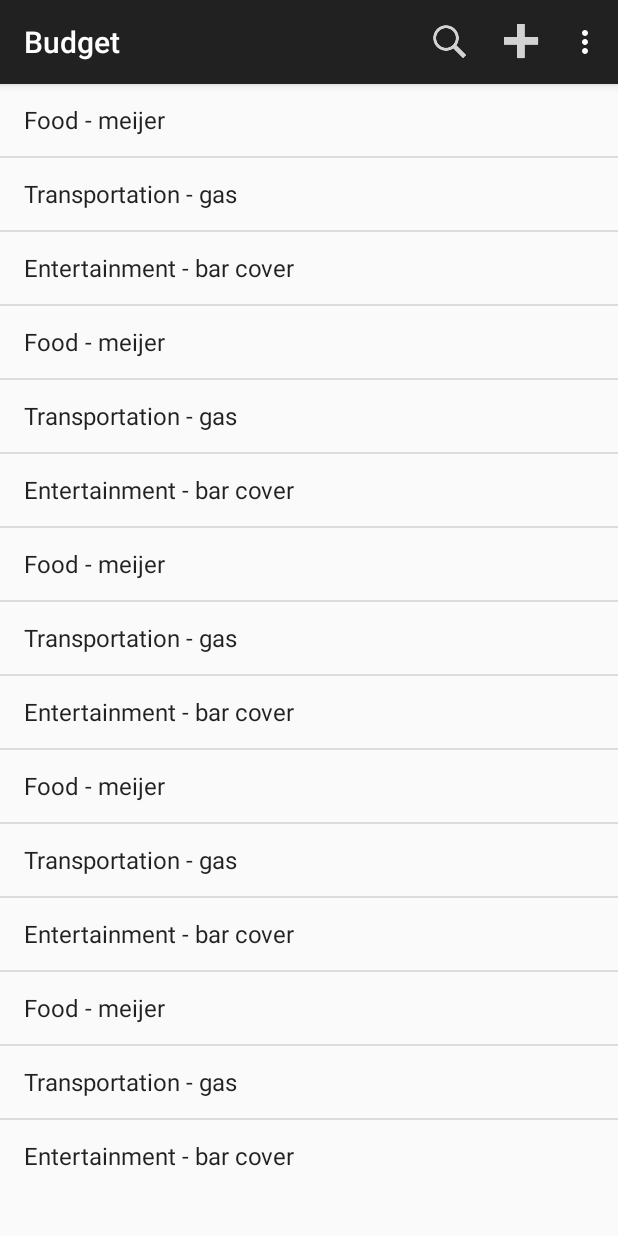
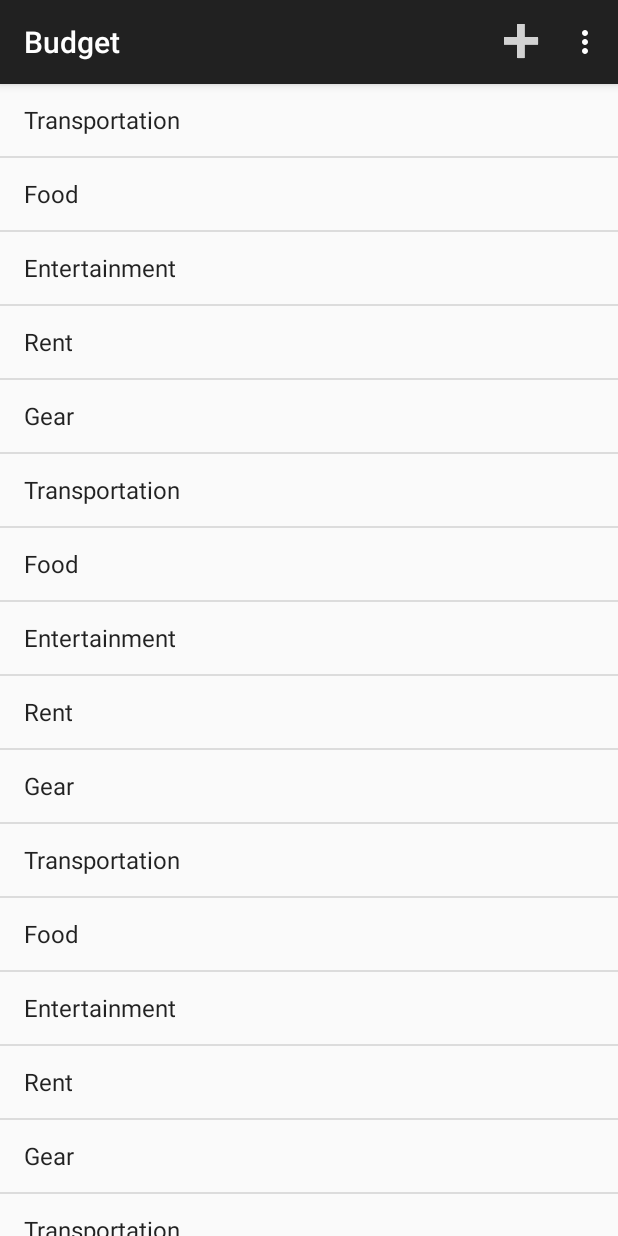
Before and after one commit to shamgang/easymoney, an Android app: the fragment CategoryListFragment placed in its activity, in the options menu, after a tap on "Settings", on a phone screen of 412 x 824 dp. Run offline under Robolectric (Android 15) with nearby library versions, the phone set to English and light mode, and no system bars; 6 statements that could not run were skipped.

Commit message:
make fragments responsible for action bar and add to back stack

```diff
--- /dev/null
+++ b/app/src/main/java/com/shamik/budget/app/BaseFullscreenFragment.java
@@ -0,0 +1,19 @@
+package com.shamik.budget.app;
+
+import android.support.v4.app.Fragment;
+
+/**
+ * Created by Shamik on 5/6/2016.
+ */
+public abstract class BaseFullscreenFragment extends Fragment {
+
+    @Override
+    public void onStart() {
+        super.onStart();
+        MainActivity mainActivity = (MainActivity)getActivity();
+        mainActivity.updateActionBar(getTitle());
+    }
+
+    protected abstract String getTitle();
+
+}
--- a/app/src/main/java/com/shamik/budget/app/CategoryListFragment.java
+++ b/app/src/main/java/com/shamik/budget/app/CategoryListFragment.java
@@ -7,11 +7,14 @@ import android.view.View;
 import android.view.ViewGroup;
 import android.widget.AdapterView;
 import android.widget.ArrayAdapter;
+import android.widget.ListView;
 
 /**
  * Created by Shamik on 5/5/2016.
  */
-public class CategoryListFragment extends ListFragment implements AdapterView.OnItemClickListener {
+public class CategoryListFragment extends BaseFullscreenFragment implements AdapterView.OnItemClickListener {
+
+    private ListView mCategoryList;
 
     @Override
     public View onCreateView(LayoutInflater inflater, ViewGroup container, Bundle savedInstanceState) {
@@ -28,8 +31,9 @@ public class CategoryListFragment extends ListFragment implements AdapterView.On
             "Rent", "Gear", "Transportation", "Food", "Entertainment",
             "Rent", "Gear", "Transportation", "Food", "Entertainment",
             "Rent", "Gear"};
-        setListAdapter(new ArrayAdapter<String>(getActivity(), android.R.layout.simple_list_item_1, budgetListItems));
-        getListView().setOnItemClickListener(this);
+        mCategoryList = (ListView)getView().findViewById(R.id.transaction_list);
+        mCategoryList.setAdapter(new ArrayAdapter<String>(getActivity(), android.R.layout.simple_list_item_1, budgetListItems));
+        mCategoryList.setOnItemClickListener(this);
     }
 
     @Override
@@ -37,4 +41,9 @@ public class CategoryListFragment extends ListFragment implements AdapterView.On
         MainActivity mainActivity = (MainActivity)getActivity();
         mainActivity.selectCategory();
     }
+
+    @Override
+    protected String getTitle() {
+        return this.getString(R.string.category_list_fragment_title);
+    }
 }
--- a/app/src/main/java/com/shamik/budget/app/MainActivity.java
+++ b/app/src/main/java/com/shamik/budget/app/MainActivity.java
@@ -84,10 +84,6 @@ public class MainActivity extends ActionBarActivity {
         // Add the fragment to the 'fragment_container' FrameLayout
         getSupportFragmentManager().beginTransaction()
                 .add(R.id.fragment_container, transactionListFragment).commit();
-
-        // set title for default fragment
-        mTitle = this.getString(R.string.transaction_list_fragment_title);
-        getActionBar().setTitle(mTitle);
     }
 
     @Override
@@ -153,11 +149,8 @@ public class MainActivity extends ActionBarActivity {
                 // Insert the fragment by replacing any existing fragment
                 getSupportFragmentManager().beginTransaction()
                         .replace(R.id.fragment_container, fragment)
+                        .addToBackStack(null)
                         .commit();
-
-                mTitle = this.getString(R.string.add_transaction_fragment_title);
-                getActionBar().setTitle(mTitle);
-                invalidateOptionsMenu();
             }
             else if(mTitle.equals(this.getString(R.string.category_list_fragment_title))) {
                 // We are on the category list, so the plus button will open a text entry modal
@@ -180,15 +173,19 @@ public class MainActivity extends ActionBarActivity {
         return super.onOptionsItemSelected(item);
     }
 
+    public void updateActionBar(String fragmentTitle) {
+        mTitle = fragmentTitle;
+        getActionBar().setTitle(mTitle);
+        invalidateOptionsMenu();
+    }
+
     public void selectTransaction() {
         // switch to ViewTransactionFragment, change title and refresh options menu
         Fragment fragment = new ViewTransactionFragment();
         getSupportFragmentManager().beginTransaction()
                 .replace(R.id.fragment_container, fragment)
+                .addToBackStack(null)
                 .commit();
-        mTitle = this.getString(R.string.view_transaction_fragment_title);
-        getActionBar().setTitle(mTitle);
-        invalidateOptionsMenu();
     }
 
     public void selectCategory() {
@@ -196,10 +193,8 @@ public class MainActivity extends ActionBarActivity {
         Fragment fragment = new TransactionListFragment();
         getSupportFragmentManager().beginTransaction()
                 .replace(R.id.fragment_container, fragment)
+                .addToBackStack(null)
                 .commit();
-        mTitle = this.getString(R.string.transaction_list_fragment_title);
-        getActionBar().setTitle(mTitle);
-        invalidateOptionsMenu();
     }
 
     private class DrawerItemClickListener implements ListView.OnItemClickListener {
@@ -216,19 +211,13 @@ public class MainActivity extends ActionBarActivity {
         Fragment fragment;
         if(position == 0) {
             fragment = new TransactionListFragment();
-            mTitle = this.getString(R.string.transaction_list_fragment_title);
         }
         else if(position == 1) {
             fragment = new CategoryListFragment();
-            mTitle = this.getString(R.string.category_list_fragment_title);
         }
         else {
             fragment = new AnalyticsFragment();
-            mTitle = this.getString(R.string.analytics_fragment_title);
         }
-
-        // refresh the options menu
-        invalidateOptionsMenu();
 
         // Insert the fragment by replacing any existing fragment
         getSupportFragmentManager().beginTransaction()
--- a/app/src/main/java/com/shamik/budget/app/TransactionListFragment.java
+++ b/app/src/main/java/com/shamik/budget/app/TransactionListFragment.java
@@ -8,11 +8,14 @@ import android.view.ViewGroup;
 import android.widget.AdapterView;
 import android.widget.AdapterView.OnItemClickListener;
 import android.widget.ArrayAdapter;
+import android.widget.ListView;
 
 /**
  * Created by Shamik on 5/4/2016.
  */
-public class TransactionListFragment extends ListFragment implements OnItemClickListener {
+public class TransactionListFragment extends BaseFullscreenFragment implements OnItemClickListener {
+
+    private ListView mTransactionList;
 
     @Override
     public View onCreateView(LayoutInflater inflater, ViewGroup container, Bundle savedInstanceState) {
@@ -29,8 +32,9 @@ public class TransactionListFragment extends ListFragment implements OnItemClick
                 "Entertainment - bar cover", "Food - meijer", "Transportation - gas",
                 "Entertainment - bar cover", "Food - meijer", "Transportation - gas",
                 "Entertainment - bar cover"};
-        setListAdapter(new ArrayAdapter<String>(getActivity(), android.R.layout.simple_list_item_1, budgetListItems));
-        getListView().setOnItemClickListener(this);
+        mTransactionList = (ListView)getView().findViewById(R.id.transaction_list);
+        mTransactionList.setAdapter(new ArrayAdapter<String>(getActivity(), android.R.layout.simple_list_item_1, budgetListItems));
+        mTransactionList.setOnItemClickListener(this);
     }
 
     @Override
@@ -38,4 +42,9 @@ public class TransactionListFragment extends ListFragment implements OnItemClick
         MainActivity mainActivity = (MainActivity)getActivity();
         mainActivity.selectTransaction();
     }
+
+    @Override
+    protected String getTitle() {
+        return this.getString(R.string.transaction_list_fragment_title);
+    }
 }
--- a/app/src/main/res/layout/fragment_transaction_list.xml
+++ b/app/src/main/res/layout/fragment_transaction_list.xml
@@ -5,7 +5,7 @@ android:orientation="vertical" android:layout_width="match_parent"
 android:layout_height="match_parent">
 
     <ListView
-        android:id="@android:id/list"
+        android:id="@+id/transaction_list"
         android:layout_width="match_parent"
         android:layout_height="wrap_content" >
     </ListView>
```
Also changed, not shown: app/src/main/java/com/shamik/budget/app/AddTransactionFragment.java (+6 -1 lines), app/src/main/java/com/shamik/budget/app/AnalyticsFragment.java (+6 -1 lines), app/src/main/java/com/shamik/budget/app/ViewTransactionFragment.java (+6 -1 lines).
